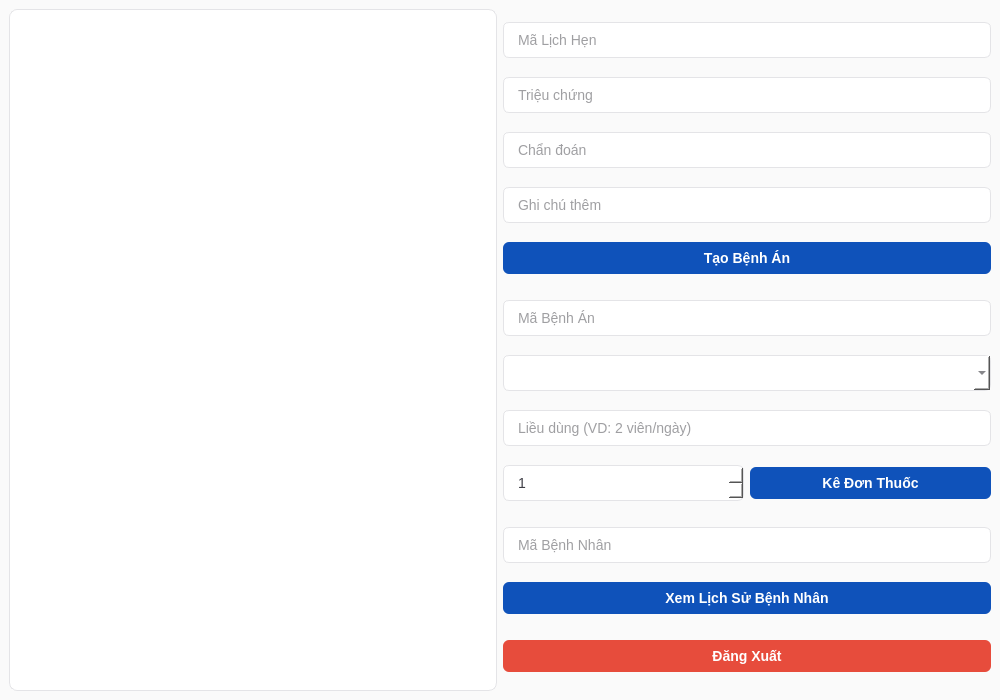
Above: src/ui/DoctorMenu.ui from prestonwanttorevenge/PBL2 before the change. Below: the same form after it.
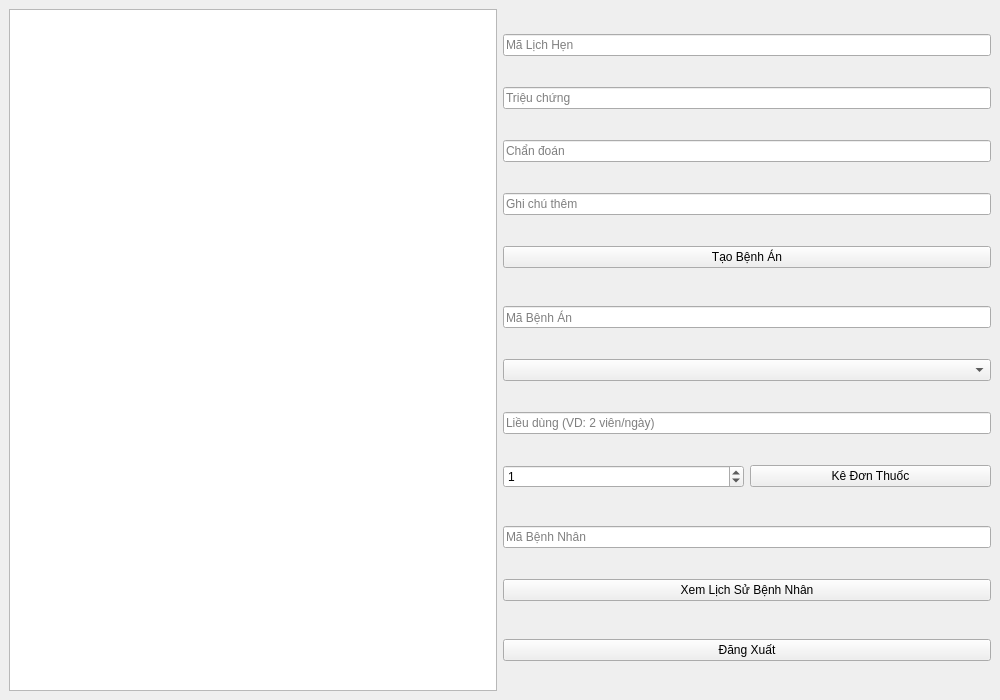
That is the form after the change.

The edit to the form file:
```diff
--- a/src/ui/DoctorMenu.ui
+++ b/src/ui/DoctorMenu.ui
@@ -4,88 +4,7 @@
  <widget class="QMainWindow" name="DoctorMenu">
   <property name="geometry"><rect><x>0</x><y>0</y><width>1000</width><height>700</height></rect></property>
   <property name="windowTitle"><string>Giao Diện Bác Sĩ - Doctor Menu</string></property>
-  <property name="styleSheet"><string>QWidget {
-    font-family: 'Inter', 'Segoe UI', 'Arial', sans-serif;
-    font-size: 14px;
-    color: #18181b; /* kẽm-900 (zinc-900) - màu đen dịu */
-    background-color: #fafafa; /* kẽm-50 (zinc-50) - nền trắng xám dịu mắt */
-}
-
-QMainWindow {
-    background-color: #fafafa;
-}
-
-/* NÚT BẤM CHUNG - Màu Oceanic Azure #002B8C */
-QPushButton {
-    background-color: #0F52BA; /* Sapphire - Màu chính cho nút thao tác */
-    color: white;
-    border-radius: 6px;
-    padding: 8px 16px;
-    font-weight: 500;
-    border: none;
-}
-
-QPushButton:hover {
-    background-color: #002B8C; /* Oceanic Azure - Đậm hơn khi hover */
-}
-
-QPushButton:pressed {
-    background-color: #282888; /* Indigo Blue - Khi nhấn */
-}
-
-/* NÚT ĐĂNG XUẤT / XÓA KHẨN CẤP */
-QPushButton#btnLogout, QPushButton#btnDeleteUser, QPushButton#btnDeleteDoctor, QPushButton#btnDeleteMedicine, QPushButton#btnDeleteService {
-    background-color: #e74c3c; /* Đỏ nhạt để cảnh báo */
-}
-
-QPushButton#btnLogout:hover, QPushButton#btnDeleteUser:hover, QPushButton#btnDeleteDoctor:hover, QPushButton#btnDeleteMedicine:hover, QPushButton#btnDeleteService:hover {
-    background-color: #c0392b;
-}
-
-/* Ô NHẬP LIỆU (Input / ComboBox / SpinBox) */
-QLineEdit, QTextEdit, QPlainTextEdit, QComboBox, QSpinBox {
-    background-color: white;
-    border: 1px solid #e4e4e7; /* zinc-200 */
-    border-radius: 6px;
-    padding: 8px 12px;
-    color: #3f3f46; /* zinc-700 */
-}
-
-QLineEdit:focus, QTextEdit:focus, QComboBox:focus, QSpinBox:focus {
-    border: 1px solid #0F52BA; /* Viền Sapphire khi focus */
-    background-color: #F0FFFF; /* Azure nhạt khi focus */
-}
-
-/* BẢNG DỮ LIỆU (Table Widget) */
-QTableView, QTableWidget {
-    background-color: white;
-    gridline-color: #f4f4f5; /* zinc-100 */
-    border: 1px solid #e4e4e7; /* zinc-200 */
-    border-radius: 8px;
-    selection-background-color: #F0FFFF; /* Azure nhạt khi chọn */
-    selection-color: #002B8C; /* Oceanic Azure đậm khi chọn */
-}
-
-/* TIÊU ĐỀ CỘT CỦA BẢNG */
-QHeaderView::section {
-    background-color: #f4f4f5; /* zinc-100 */
-    color: #52525b; /* zinc-600 */
-    padding: 10px;
-    font-weight: bold;
-    border: none;
-    border-bottom: 2px solid #e4e4e7; /* zinc-200 */
-    text-transform: uppercase;
-}
-
-QTableView::item {
-    padding: 8px;
-    border-bottom: 1px solid #f4f4f5;
-}
-
-QTableView::item:hover {
-    background-color: #fafafa;
-}
-</string></property><widget class="QWidget" name="centralwidget">
+  <widget class="QWidget" name="centralwidget">
    <layout class="QHBoxLayout" name="horizontalLayoutMain">
     <item>
      <widget class="QTableWidget" name="tableAppointments" />
```
